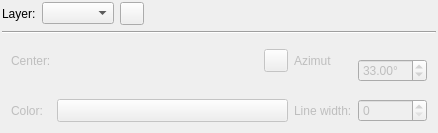
The window that kadas_overlay_ps7/overlay_ps_7_dialog_base.ui (kadas-albireo/kadas-overlay-pc7-plugin) describes before a commit, drawn with Qt 5.
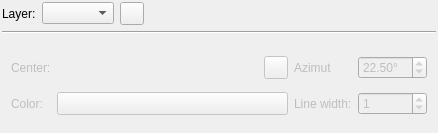
The same window after the commit. Icons and pictures are not drawn. Custom widgets are drawn as their Qt base class.

Commit message: Improve tool dialog layout

The edit to the form file:
```diff
--- a/kadas_overlay_ps7/overlay_ps_7_dialog_base.ui
+++ b/kadas_overlay_ps7/overlay_ps_7_dialog_base.ui
@@ -32,13 +32,6 @@
       <bool>false</bool>
      </property>
      <layout class="QGridLayout" name="gridLayout">
-      <item row="0" column="0">
-       <widget class="QLabel" name="labelCenter">
-        <property name="text">
-         <string>Center:</string>
-        </property>
-       </widget>
-      </item>
       <item row="0" column="3">
        <widget class="QLabel" name="labelAxes">
         <property name="text">
@@ -46,22 +39,6 @@
         </property>
        </widget>
       </item>
-      <item row="0" column="4" rowspan="2">
-       <widget class="QDoubleSpinBox" name="spinBoxAzimut">
-        <property name="suffix">
-         <string notr="true">°</string>
-        </property>
-        <property name="maximum">
-         <double>360.000000000000000</double>
-        </property>
-        <property name="singleStep">
-         <double>22.500000000000000</double>
-        </property>
-        <property name="value">
-         <double>33.000000000000000</double>
-        </property>
-       </widget>
-      </item>
       <item row="0" column="1">
        <widget class="QWidget" name="widgetCenter" native="true">
         <layout class="QHBoxLayout" name="horizontalLayout">
@@ -101,14 +78,40 @@
         </layout>
        </widget>
       </item>
-      <item row="3" column="0">
+      <item row="0" column="4">
+       <widget class="QDoubleSpinBox" name="spinBoxAzimut">
+        <property name="wrapping">
+         <bool>true</bool>
+        </property>
+        <property name="suffix">
+         <string notr="true">°</string>
+        </property>
+        <property name="maximum">
+         <double>360.000000000000000</double>
+        </property>
+        <property name="singleStep">
+         <double>22.500000000000000</double>
+        </property>
+        <property name="value">
+         <double>22.500000000000000</double>
+        </property>
+       </widget>
+      </item>
+      <item row="0" column="0">
+       <widget class="QLabel" name="labelCenter">
+        <property name="text">
+         <string>Center:</string>
+        </property>
+       </widget>
+      </item>
+      <item row="2" column="0">
        <widget class="QLabel" name="labelColor">
         <property name="text">
          <string>Color:</string>
         </property>
        </widget>
       </item>
-      <item row="3" column="1">
+      <item row="2" column="1">
        <widget class="QgsColorButtonV2" name="toolButtonColor">
         <property name="sizePolicy">
          <sizepolicy hsizetype="Preferred" vsizetype="Fixed">
@@ -118,15 +121,19 @@
         </property>
        </widget>
       </item>
-      <item row="3" column="3">
+      <item row="2" column="3">
        <widget class="QLabel" name="labelLineWidth">
         <property name="text">
          <string>Line width:</string>
         </property>
        </widget>
       </item>
-      <item row="3" column="4">
-       <widget class="QSpinBox" name="spinBoxLineWidth"/>
+      <item row="2" column="4">
+       <widget class="QSpinBox" name="spinBoxLineWidth">
+        <property name="value">
+         <number>1</number>
+        </property>
+       </widget>
       </item>
      </layout>
     </widget>
```
